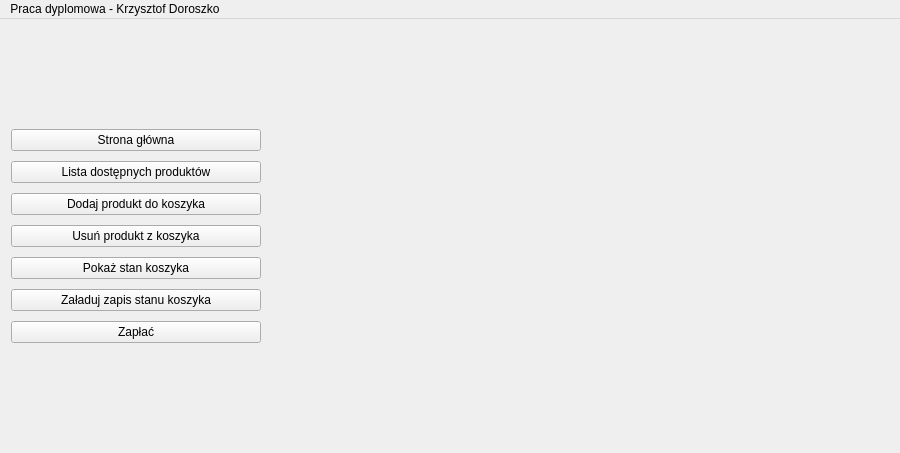
kdoroszko/Postgraduates_thesis, file mainwindow.ui: the form before one commit.
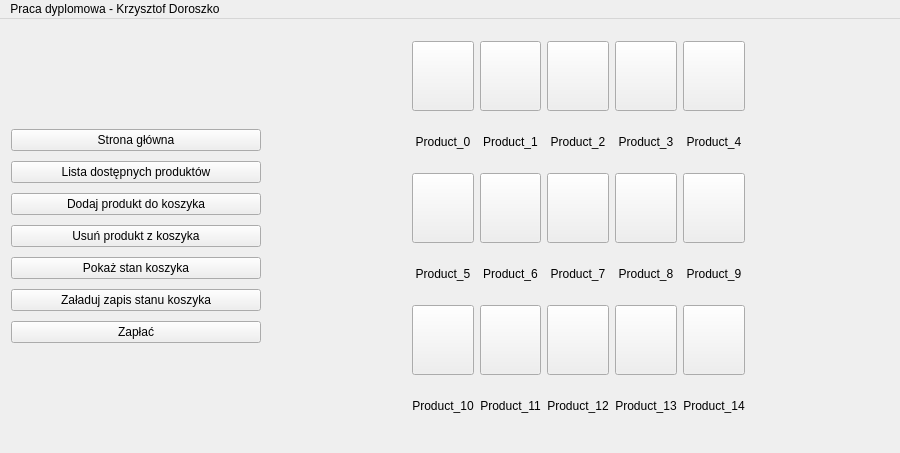
The form after the commit. The open tabs and pages were chosen to show the change. Icons and pictures are not drawn.

Commit message: 7th commit - create layout with buttons

```diff
--- a/mainwindow.ui
+++ b/mainwindow.ui
@@ -1258,7 +1258,846 @@
         </item>
        </layout>
       </widget>
-      <widget class="QWidget" name="pageAddProduct"/>
+      <widget class="QWidget" name="pageAddProduct">
+       <layout class="QGridLayout" name="gridLayout_2">
+        <item row="0" column="0">
+         <spacer name="horizontalSpacer_3">
+          <property name="orientation">
+           <enum>Qt::Horizontal</enum>
+          </property>
+          <property name="sizeHint" stdset="0">
+           <size>
+            <width>70</width>
+            <height>20</height>
+           </size>
+          </property>
+         </spacer>
+        </item>
+        <item row="0" column="1">
+         <widget class="QPushButton" name="pushButtonGooseberry">
+          <property name="sizePolicy">
+           <sizepolicy hsizetype="Maximum" vsizetype="Maximum">
+            <horstretch>0</horstretch>
+            <verstretch>0</verstretch>
+           </sizepolicy>
+          </property>
+          <property name="maximumSize">
+           <size>
+            <width>85</width>
+            <height>85</height>
+           </size>
+          </property>
+          <property name="text">
+           <string/>
+          </property>
+          <property name="icon">
+           <iconset resource="images.qrc">
+            <normaloff>:/images/images/gooseberry.png</normaloff>:/images/images/gooseberry.png</iconset>
+          </property>
+          <property name="iconSize">
+           <size>
+            <width>70</width>
+            <height>70</height>
+           </size>
+          </property>
+         </widget>
+        </item>
+        <item row="0" column="2">
+         <widget class="QPushButton" name="pushButtonBanana">
+          <property name="sizePolicy">
+           <sizepolicy hsizetype="Maximum" vsizetype="Maximum">
+            <horstretch>0</horstretch>
+            <verstretch>0</verstretch>
+           </sizepolicy>
+          </property>
+          <property name="maximumSize">
+           <size>
+            <width>85</width>
+            <height>85</height>
+           </size>
+          </property>
+          <property name="text">
+           <string/>
+          </property>
+          <property name="icon">
+           <iconset resource="images.qrc">
+            <normaloff>:/images/images/banana.png</normaloff>:/images/images/banana.png</iconset>
+          </property>
+          <property name="iconSize">
+           <size>
+            <width>70</width>
+            <height>70</height>
+           </size>
+          </property>
+         </widget>
+        </item>
+        <item row="0" column="3">
+         <widget class="QPushButton" name="pushButtonBilberry">
+          <property name="sizePolicy">
+           <sizepolicy hsizetype="Maximum" vsizetype="Maximum">
+            <horstretch>0</horstretch>
+            <verstretch>0</verstretch>
+           </sizepolicy>
+          </property>
+          <property name="maximumSize">
+           <size>
+            <width>85</width>
+            <height>85</height>
+           </size>
+          </property>
+          <property name="text">
+           <string/>
+          </property>
+          <property name="icon">
+           <iconset resource="images.qrc">
+            <normaloff>:/images/images/bilberry.png</normaloff>:/images/images/bilberry.png</iconset>
+          </property>
+          <property name="iconSize">
+           <size>
+            <width>70</width>
+            <height>70</height>
+           </size>
+          </property>
+         </widget>
+        </item>
+        <item row="0" column="4">
+         <widget class="QPushButton" name="pushButtonPear">
+          <property name="sizePolicy">
+           <sizepolicy hsizetype="Maximum" vsizetype="Maximum">
+            <horstretch>0</horstretch>
+            <verstretch>0</verstretch>
+           </sizepolicy>
+          </property>
+          <property name="maximumSize">
+           <size>
+            <width>85</width>
+            <height>85</height>
+           </size>
+          </property>
+          <property name="text">
+           <string/>
+          </property>
+          <property name="icon">
+           <iconset resource="images.qrc">
+            <normaloff>:/images/images/pear.png</normaloff>:/images/images/pear.png</iconset>
+          </property>
+          <property name="iconSize">
+           <size>
+            <width>70</width>
+            <height>70</height>
+           </size>
+          </property>
+         </widget>
+        </item>
+        <item row="0" column="5">
+         <widget class="QPushButton" name="pushButtonApple">
+          <property name="sizePolicy">
+           <sizepolicy hsizetype="Maximum" vsizetype="Maximum">
+            <horstretch>0</horstretch>
+            <verstretch>0</verstretch>
+           </sizepolicy>
+          </property>
+          <property name="maximumSize">
+           <size>
+            <width>85</width>
+            <height>85</height>
+           </size>
+          </property>
+          <property name="text">
+           <string/>
+          </property>
+          <property name="icon">
+           <iconset resource="images.qrc">
+            <normaloff>:/images/images/apple.png</normaloff>:/images/images/apple.png</iconset>
+          </property>
+          <property name="iconSize">
+           <size>
+            <width>70</width>
+            <height>70</height>
+           </size>
+          </property>
+         </widget>
+        </item>
+        <item row="0" column="6">
+         <spacer name="horizontalSpacer_4">
+          <property name="orientation">
+           <enum>Qt::Horizontal</enum>
+          </property>
+          <property name="sizeHint" stdset="0">
+           <size>
+            <width>69</width>
+            <height>20</height>
+           </size>
+          </property>
+         </spacer>
+        </item>
+        <item row="1" column="1">
+         <widget class="QLabel" name="labelProductNamePrice_0">
+          <property name="sizePolicy">
+           <sizepolicy hsizetype="Maximum" vsizetype="Maximum">
+            <horstretch>0</horstretch>
+            <verstretch>0</verstretch>
+           </sizepolicy>
+          </property>
+          <property name="maximumSize">
+           <size>
+            <width>85</width>
+            <height>50</height>
+           </size>
+          </property>
+          <property name="frameShape">
+           <enum>QFrame::NoFrame</enum>
+          </property>
+          <property name="text">
+           <string>Product_0</string>
+          </property>
+          <property name="alignment">
+           <set>Qt::AlignCenter</set>
+          </property>
+         </widget>
+        </item>
+        <item row="1" column="2">
+         <widget class="QLabel" name="labelProductNamePrice_1">
+          <property name="sizePolicy">
+           <sizepolicy hsizetype="Maximum" vsizetype="Maximum">
+            <horstretch>0</horstretch>
+            <verstretch>0</verstretch>
+           </sizepolicy>
+          </property>
+          <property name="maximumSize">
+           <size>
+            <width>85</width>
+            <height>50</height>
+           </size>
+          </property>
+          <property name="frameShape">
+           <enum>QFrame::NoFrame</enum>
+          </property>
+          <property name="text">
+           <string>Product_1</string>
+          </property>
+          <property name="alignment">
+           <set>Qt::AlignCenter</set>
+          </property>
+         </widget>
+        </item>
+        <item row="1" column="3">
+         <widget class="QLabel" name="labelProductNamePrice_2">
+          <property name="sizePolicy">
+           <sizepolicy hsizetype="Maximum" vsizetype="Maximum">
+            <horstretch>0</horstretch>
+            <verstretch>0</verstretch>
+           </sizepolicy>
+          </property>
+          <property name="maximumSize">
+           <size>
+            <width>85</width>
+            <height>50</height>
+           </size>
+          </property>
+          <property name="frameShape">
+           <enum>QFrame::NoFrame</enum>
+          </property>
+          <property name="text">
+           <string>Product_2</string>
+          </property>
+          <property name="alignment">
+           <set>Qt::AlignCenter</set>
+          </property>
+         </widget>
+        </item>
+        <item row="1" column="4">
+         <widget class="QLabel" name="labelProductNamePrice_3">
+          <property name="sizePolicy">
+           <sizepolicy hsizetype="Maximum" vsizetype="Maximum">
+            <horstretch>0</horstretch>
+            <verstretch>0</verstretch>
+           </sizepolicy>
+          </property>
+          <property name="maximumSize">
+           <size>
+            <width>85</width>
+            <height>50</height>
+           </size>
+          </property>
+          <property name="frameShape">
+           <enum>QFrame::NoFrame</enum>
+          </property>
+          <property name="text">
+           <string>Product_3</string>
+          </property>
+          <property name="alignment">
+           <set>Qt::AlignCenter</set>
+          </property>
+         </widget>
+        </item>
+        <item row="1" column="5">
+         <widget class="QLabel" name="labelProductNamePrice_4">
+          <property name="sizePolicy">
+           <sizepolicy hsizetype="Maximum" vsizetype="Maximum">
+            <horstretch>0</horstretch>
+            <verstretch>0</verstretch>
+           </sizepolicy>
+          </property>
+          <property name="maximumSize">
+           <size>
+            <width>85</width>
+            <height>50</height>
+           </size>
+          </property>
+          <property name="frameShape">
+           <enum>QFrame::NoFrame</enum>
+          </property>
+          <property name="text">
+           <string>Product_4</string>
+          </property>
+          <property name="alignment">
+           <set>Qt::AlignCenter</set>
+          </property>
+         </widget>
+        </item>
+        <item row="2" column="1">
+         <widget class="QPushButton" name="pushButtonRedBerry">
+          <property name="sizePolicy">
+           <sizepolicy hsizetype="Maximum" vsizetype="Maximum">
+            <horstretch>0</horstretch>
+            <verstretch>0</verstretch>
+           </sizepolicy>
+          </property>
+          <property name="maximumSize">
+           <size>
+            <width>85</width>
+            <height>85</height>
+           </size>
+          </property>
+          <property name="text">
+           <string/>
+          </property>
+          <property name="icon">
+           <iconset resource="images.qrc">
+            <normaloff>:/images/images/red_berries.png</normaloff>:/images/images/red_berries.png</iconset>
+          </property>
+          <property name="iconSize">
+           <size>
+            <width>70</width>
+            <height>70</height>
+           </size>
+          </property>
+         </widget>
+        </item>
+        <item row="2" column="2">
+         <widget class="QPushButton" name="pushButtonStrawberry">
+          <property name="sizePolicy">
+           <sizepolicy hsizetype="Maximum" vsizetype="Maximum">
+            <horstretch>0</horstretch>
+            <verstretch>0</verstretch>
+           </sizepolicy>
+          </property>
+          <property name="maximumSize">
+           <size>
+            <width>85</width>
+            <height>85</height>
+           </size>
+          </property>
+          <property name="text">
+           <string/>
+          </property>
+          <property name="icon">
+           <iconset resource="images.qrc">
+            <normaloff>:/images/images/strawberry.png</normaloff>:/images/images/strawberry.png</iconset>
+          </property>
+          <property name="iconSize">
+           <size>
+            <width>70</width>
+            <height>70</height>
+           </size>
+          </property>
+         </widget>
+        </item>
+        <item row="2" column="3">
+         <widget class="QPushButton" name="pushButtonOnion">
+          <property name="sizePolicy">
+           <sizepolicy hsizetype="Maximum" vsizetype="Maximum">
+            <horstretch>0</horstretch>
+            <verstretch>0</verstretch>
+           </sizepolicy>
+          </property>
+          <property name="maximumSize">
+           <size>
+            <width>85</width>
+            <height>85</height>
+           </size>
+          </property>
+          <property name="text">
+           <string/>
+          </property>
+          <property name="icon">
+           <iconset resource="images.qrc">
+            <normaloff>:/images/images/onion.png</normaloff>:/images/images/onion.png</iconset>
+          </property>
+          <property name="iconSize">
+           <size>
+            <width>70</width>
+            <height>70</height>
+           </size>
+          </property>
+         </widget>
+        </item>
+        <item row="2" column="4">
+         <widget class="QPushButton" name="pushButtonCarrot">
+          <property name="sizePolicy">
+           <sizepolicy hsizetype="Maximum" vsizetype="Maximum">
+            <horstretch>0</horstretch>
+            <verstretch>0</verstretch>
+           </sizepolicy>
+          </property>
+          <property name="maximumSize">
+           <size>
+            <width>85</width>
+            <height>85</height>
+           </size>
+          </property>
+          <property name="text">
+           <string/>
+          </property>
+          <property name="icon">
+           <iconset resource="images.qrc">
+            <normaloff>:/images/images/carrot.png</normaloff>:/images/images/carrot.png</iconset>
+          </property>
+          <property name="iconSize">
+           <size>
+            <width>70</width>
+            <height>70</height>
+           </size>
+          </property>
+         </widget>
+        </item>
+        <item row="2" column="5">
+         <widget class="QPushButton" name="pushButtonCucumber">
+          <property name="sizePolicy">
+           <sizepolicy hsizetype="Maximum" vsizetype="Maximum">
+            <horstretch>0</horstretch>
+            <verstretch>0</verstretch>
+           </sizepolicy>
+          </property>
+          <property name="maximumSize">
+           <size>
+            <width>85</width>
+            <height>85</height>
+           </size>
+          </property>
+          <property name="text">
+           <string/>
+          </property>
+          <property name="icon">
+           <iconset resource="images.qrc">
+            <normaloff>:/images/images/cucumber.png</normaloff>:/images/images/cucumber.png</iconset>
+          </property>
+          <property name="iconSize">
+           <size>
+            <width>70</width>
+            <height>70</height>
+           </size>
+          </property>
+         </widget>
+        </item>
+        <item row="3" column="1">
+         <widget class="QLabel" name="labelProductNamePrice_5">
+          <property name="sizePolicy">
+           <sizepolicy hsizetype="Maximum" vsizetype="Maximum">
+            <horstretch>0</horstretch>
+            <verstretch>0</verstretch>
+           </sizepolicy>
+          </property>
+          <property name="maximumSize">
+           <size>
+            <width>85</width>
+            <height>50</height>
+           </size>
+          </property>
+          <property name="frameShape">
+           <enum>QFrame::NoFrame</enum>
+          </property>
+          <property name="text">
+           <string>Product_5</string>
+          </property>
+          <property name="alignment">
+           <set>Qt::AlignCenter</set>
+          </property>
+         </widget>
+        </item>
+        <item row="3" column="2">
+         <widget class="QLabel" name="labelProductNamePrice_6">
+          <property name="sizePolicy">
+           <sizepolicy hsizetype="Maximum" vsizetype="Maximum">
+            <horstretch>0</horstretch>
+            <verstretch>0</verstretch>
+           </sizepolicy>
+          </property>
+          <property name="maximumSize">
+           <size>
+            <width>85</width>
+            <height>50</height>
+           </size>
+          </property>
+          <property name="frameShape">
+           <enum>QFrame::NoFrame</enum>
+          </property>
+          <property name="text">
+           <string>Product_6</string>
+          </property>
+          <property name="alignment">
+           <set>Qt::AlignCenter</set>
+          </property>
+         </widget>
+        </item>
+        <item row="3" column="3">
+         <widget class="QLabel" name="labelProductNamePrice_7">
+          <property name="sizePolicy">
+           <sizepolicy hsizetype="Maximum" vsizetype="Maximum">
+            <horstretch>0</horstretch>
+            <verstretch>0</verstretch>
+           </sizepolicy>
+          </property>
+          <property name="maximumSize">
+           <size>
+            <width>85</width>
+            <height>50</height>
+           </size>
+          </property>
+          <property name="frameShape">
+           <enum>QFrame::NoFrame</enum>
+          </property>
+          <property name="text">
+           <string>Product_7</string>
+          </property>
+          <property name="alignment">
+           <set>Qt::AlignCenter</set>
+          </property>
+         </widget>
+        </item>
+        <item row="3" column="4">
+         <widget class="QLabel" name="labelProductNamePrice_8">
+          <property name="sizePolicy">
+           <sizepolicy hsizetype="Maximum" vsizetype="Maximum">
+            <horstretch>0</horstretch>
+            <verstretch>0</verstretch>
+           </sizepolicy>
+          </property>
+          <property name="maximumSize">
+           <size>
+            <width>85</width>
+            <height>50</height>
+           </size>
+          </property>
+          <property name="frameShape">
+           <enum>QFrame::NoFrame</enum>
+          </property>
+          <property name="text">
+           <string>Product_8</string>
+          </property>
+          <property name="alignment">
+           <set>Qt::AlignCenter</set>
+          </property>
+         </widget>
+        </item>
+        <item row="3" column="5">
+         <widget class="QLabel" name="labelProductNamePrice_9">
+          <property name="sizePolicy">
+           <sizepolicy hsizetype="Maximum" vsizetype="Maximum">
+            <horstretch>0</horstretch>
+            <verstretch>0</verstretch>
+           </sizepolicy>
+          </property>
+          <property name="maximumSize">
+           <size>
+            <width>85</width>
+            <height>50</height>
+           </size>
+          </property>
+          <property name="frameShape">
+           <enum>QFrame::NoFrame</enum>
+          </property>
+          <property name="text">
+           <string>Product_9</string>
+          </property>
+          <property name="alignment">
+           <set>Qt::AlignCenter</set>
+          </property>
+         </widget>
+        </item>
+        <item row="4" column="1">
+         <widget class="QPushButton" name="pushButtonPepper">
+          <property name="sizePolicy">
+           <sizepolicy hsizetype="Maximum" vsizetype="Maximum">
+            <horstretch>0</horstretch>
+            <verstretch>0</verstretch>
+           </sizepolicy>
+          </property>
+          <property name="maximumSize">
+           <size>
+            <width>85</width>
+            <height>85</height>
+           </size>
+          </property>
+          <property name="text">
+           <string/>
+          </property>
+          <property name="icon">
+           <iconset resource="images.qrc">
+            <normaloff>:/images/images/pepper.png</normaloff>:/images/images/pepper.png</iconset>
+          </property>
+          <property name="iconSize">
+           <size>
+            <width>70</width>
+            <height>70</height>
+           </size>
+          </property>
+         </widget>
+        </item>
+        <item row="4" column="2">
+         <widget class="QPushButton" name="pushButtonChampignon">
+          <property name="sizePolicy">
+           <sizepolicy hsizetype="Maximum" vsizetype="Maximum">
+            <horstretch>0</horstretch>
+            <verstretch>0</verstretch>
+           </sizepolicy>
+          </property>
+          <property name="maximumSize">
+           <size>
+            <width>85</width>
+            <height>85</height>
+           </size>
+          </property>
+          <property name="text">
+           <string/>
+          </property>
+          <property name="icon">
+           <iconset resource="images.qrc">
+            <normaloff>:/images/images/champignon.png</normaloff>:/images/images/champignon.png</iconset>
+          </property>
+          <property name="iconSize">
+           <size>
+            <width>70</width>
+            <height>70</height>
+           </size>
+          </property>
+         </widget>
+        </item>
+        <item row="4" column="3">
+         <widget class="QPushButton" name="pushButtonTomato">
+          <property name="sizePolicy">
+           <sizepolicy hsizetype="Maximum" vsizetype="Maximum">
+            <horstretch>0</horstretch>
+            <verstretch>0</verstretch>
+           </sizepolicy>
+          </property>
+          <property name="maximumSize">
+           <size>
+            <width>85</width>
+            <height>85</height>
+           </size>
+          </property>
+          <property name="text">
+           <string/>
+          </property>
+          <property name="icon">
+           <iconset resource="images.qrc">
+            <normaloff>:/images/images/tomato.png</normaloff>:/images/images/tomato.png</iconset>
+          </property>
+          <property name="iconSize">
+           <size>
+            <width>70</width>
+            <height>70</height>
+           </size>
+          </property>
+         </widget>
+        </item>
+        <item row="4" column="4">
+         <widget class="QPushButton" name="pushButtonRadish">
+          <property name="sizePolicy">
+           <sizepolicy hsizetype="Maximum" vsizetype="Maximum">
+            <horstretch>0</horstretch>
+            <verstretch>0</verstretch>
+           </sizepolicy>
+          </property>
+          <property name="maximumSize">
+           <size>
+            <width>85</width>
+            <height>85</height>
+           </size>
+          </property>
+          <property name="text">
+           <string/>
+          </property>
+          <property name="icon">
+           <iconset resource="images.qrc">
+            <normaloff>:/images/images/radish.png</normaloff>:/images/images/radish.png</iconset>
+          </property>
+          <property name="iconSize">
+           <size>
+            <width>70</width>
+            <height>70</height>
+           </size>
+          </property>
+         </widget>
+        </item>
+        <item row="4" column="5">
+         <widget class="QPushButton" name="pushButtonBag">
+          <property name="sizePolicy">
+           <sizepolicy hsizetype="Maximum" vsizetype="Maximum">
+            <horstretch>0</horstretch>
+            <verstretch>0</verstretch>
+           </sizepolicy>
+          </property>
+          <property name="maximumSize">
+           <size>
+            <width>85</width>
+            <height>85</height>
+           </size>
+          </property>
+          <property name="text">
+           <string/>
+          </property>
+          <property name="icon">
+           <iconset resource="images.qrc">
+            <normaloff>:/images/images/bag.png</normaloff>:/images/images/bag.png</iconset>
+          </property>
+          <property name="iconSize">
+           <size>
+            <width>70</width>
+            <height>70</height>
+           </size>
+          </property>
+         </widget>
+        </item>
+        <item row="5" column="1">
+         <widget class="QLabel" name="labelProductNamePrice_10">
+          <property name="sizePolicy">
+           <sizepolicy hsizetype="Maximum" vsizetype="Maximum">
+            <horstretch>0</horstretch>
+            <verstretch>0</verstretch>
+           </sizepolicy>
+          </property>
+          <property name="maximumSize">
+           <size>
+            <width>85</width>
+            <height>50</height>
+           </size>
+          </property>
+          <property name="frameShape">
+           <enum>QFrame::NoFrame</enum>
+          </property>
+          <property name="text">
+           <string>Product_10</string>
+          </property>
+          <property name="alignment">
+           <set>Qt::AlignCenter</set>
+          </property>
+         </widget>
+        </item>
+        <item row="5" column="2">
+         <widget class="QLabel" name="labelProductNamePrice_11">
+          <property name="sizePolicy">
+           <sizepolicy hsizetype="Maximum" vsizetype="Maximum">
+            <horstretch>0</horstretch>
+            <verstretch>0</verstretch>
+           </sizepolicy>
+          </property>
+          <property name="maximumSize">
+           <size>
+            <width>85</width>
+            <height>50</height>
+           </size>
+          </property>
+          <property name="frameShape">
+           <enum>QFrame::NoFrame</enum>
+          </property>
+          <property name="text">
+           <string>Product_11</string>
+          </property>
+          <property name="alignment">
+           <set>Qt::AlignCenter</set>
+          </property>
+         </widget>
+        </item>
+        <item row="5" column="3">
+         <widget class="QLabel" name="labelProductNamePrice_12">
+          <property name="sizePolicy">
+           <sizepolicy hsizetype="Maximum" vsizetype="Maximum">
+            <horstretch>0</horstretch>
+            <verstretch>0</verstretch>
+           </sizepolicy>
+          </property>
+          <property name="maximumSize">
+           <size>
+            <width>85</width>
+            <height>50</height>
+           </size>
+          </property>
+          <property name="frameShape">
+           <enum>QFrame::NoFrame</enum>
+          </property>
+          <property name="text">
+           <string>Product_12</string>
+          </property>
+          <property name="alignment">
+           <set>Qt::AlignCenter</set>
+          </property>
+         </widget>
+        </item>
+        <item row="5" column="4">
+         <widget class="QLabel" name="labelProductNamePrice_13">
+          <property name="sizePolicy">
+           <sizepolicy hsizetype="Maximum" vsizetype="Maximum">
+            <horstretch>0</horstretch>
+            <verstretch>0</verstretch>
+           </sizepolicy>
+          </property>
+          <property name="maximumSize">
+           <size>
+            <width>85</width>
+            <height>50</height>
+           </size>
+          </property>
+          <property name="frameShape">
+           <enum>QFrame::NoFrame</enum>
+          </property>
+          <property name="text">
+           <string>Product_13</string>
+          </property>
+          <property name="alignment">
+           <set>Qt::AlignCenter</set>
+          </property>
+         </widget>
+        </item>
+        <item row="5" column="5">
+         <widget class="QLabel" name="labelProductNamePrice_14">
+          <property name="sizePolicy">
+           <sizepolicy hsizetype="Maximum" vsizetype="Maximum">
+            <horstretch>0</horstretch>
+            <verstretch>0</verstretch>
+           </sizepolicy>
+          </property>
+          <property name="maximumSize">
+           <size>
+            <width>85</width>
+            <height>50</height>
+           </size>
+          </property>
+          <property name="frameShape">
+           <enum>QFrame::NoFrame</enum>
+          </property>
+          <property name="text">
+           <string>Product_14</string>
+          </property>
+          <property name="alignment">
+           <set>Qt::AlignCenter</set>
+          </property>
+         </widget>
+        </item>
+       </layout>
+      </widget>
       <widget class="QWidget" name="pageRemoveProduct"/>
       <widget class="QWidget" name="pageShowCart"/>
       <widget class="QWidget" name="pageLoadCart"/>
```
Left out of the diff: 2 changed lines with no effect on the pictures. The commit also changes 1 other file.
